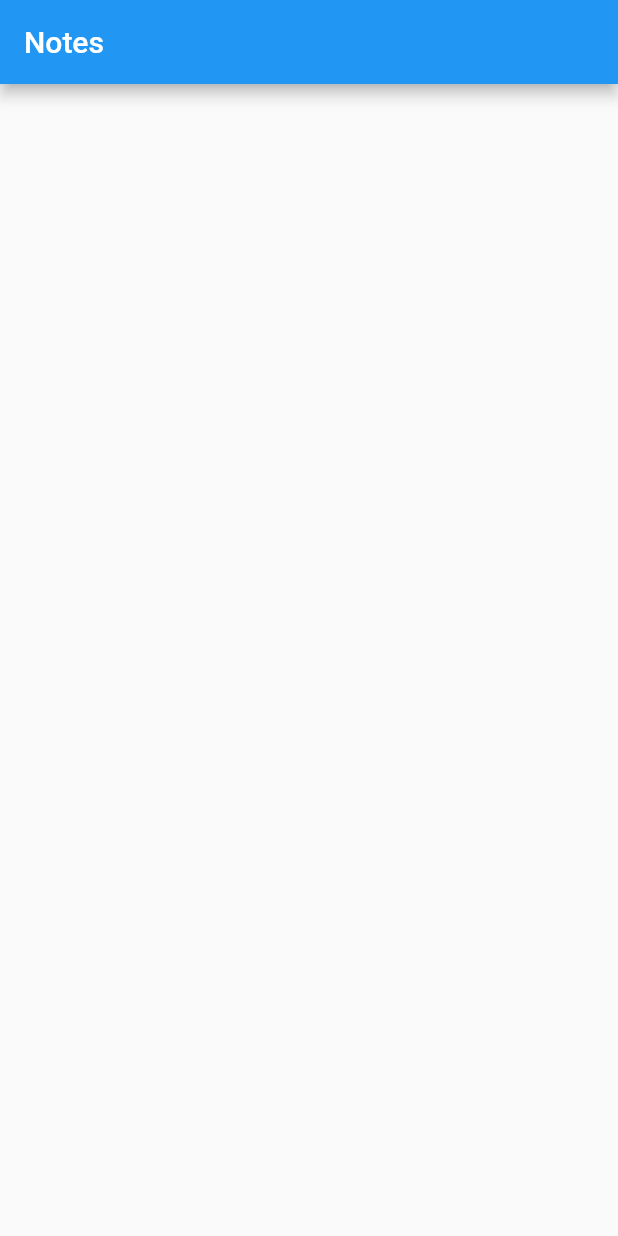
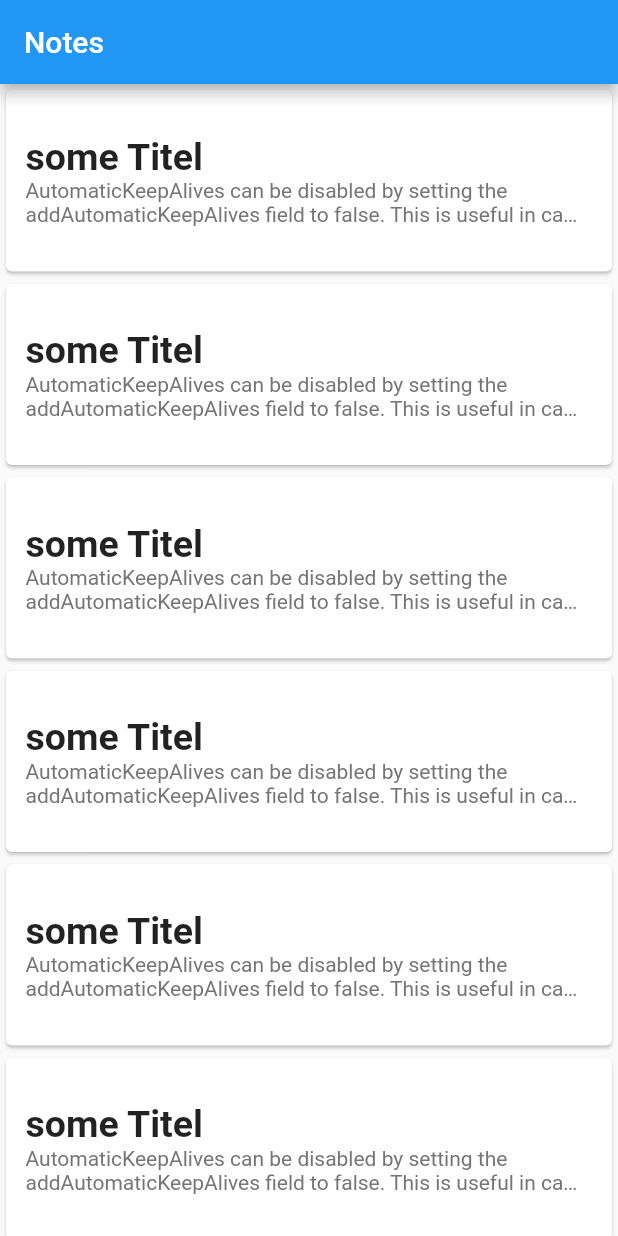
Before and after one commit to Eng-MahmoudBasuony/note_app, a Flutter app: the screen it shows after launch, on a phone screen of 412 x 824 dp. Run offline on Flutter 3.47's test engine with Material 2 defaults, Android fonts, the phone set to English and light mode, and no system bars.

Commit message:
Title and Text

```diff
--- a/lib/Views/note_list.dart
+++ b/lib/Views/note_list.dart
@@ -2,13 +2,56 @@ import 'package:flutter/cupertino.dart';
 import 'package:flutter/material.dart';
 
 class NoteList extends StatelessWidget {
-
   @override
   Widget build(BuildContext context) {
     return Scaffold(
       appBar: AppBar(
         title: Text('Notes'),
       ),
+      body: ListView.builder(itemBuilder: (context, index) {
+        return Card(
+          child: Padding(
+            padding: const EdgeInsets.only(
+                top: 30.0, bottom: 30.0, left: 13.0, right: 22.0),
+            child: Column(
+              crossAxisAlignment: CrossAxisAlignment.start,
+              children: <Widget>[
+                _NoteTitle(),
+                _NoteText(),
+              ],
+            ),
+          ),
+        );
+      }),
     );
   }
 }
+
+class _NoteTitle extends StatelessWidget {
+  @override
+  Widget build(BuildContext context) {
+    return Text(
+      "some Titel",
+      style: TextStyle(fontSize: 25.0, fontWeight: FontWeight.bold),
+    );
+  }
+}
+
+class _NoteText extends StatelessWidget {
+  @override
+  Widget build(BuildContext context) {
+    return Text(
+      "AutomaticKeepAlives can be disabled by setting the "
+          "addAutomaticKeepAlives field to false."
+          " This is useful in cases where the elements don’t"
+          " need to be kept alive or for a custom implementation of KeepAlive "
+          "AutomaticKeepAlives can be disabled by setting the "
+          "addAutomaticKeepAlives field to false."
+          " This is useful in cases where the elements don’t"
+          " need to be kept alive or for a custom implementation of KeepAlive",
+      style: TextStyle(color: Colors.grey.shade600),
+      maxLines: 2,
+      overflow: TextOverflow.ellipsis,
+    );
+  }
+}
--- a/lib/main.dart
+++ b/lib/main.dart
@@ -8,7 +8,8 @@ void main()
 
 class App extends StatelessWidget {
   @override
-  Widget build(BuildContext context) {
+  Widget build(BuildContext context)
+  {
     return MaterialApp(
       title: 'Notes',
       home: NoteList(),
```
